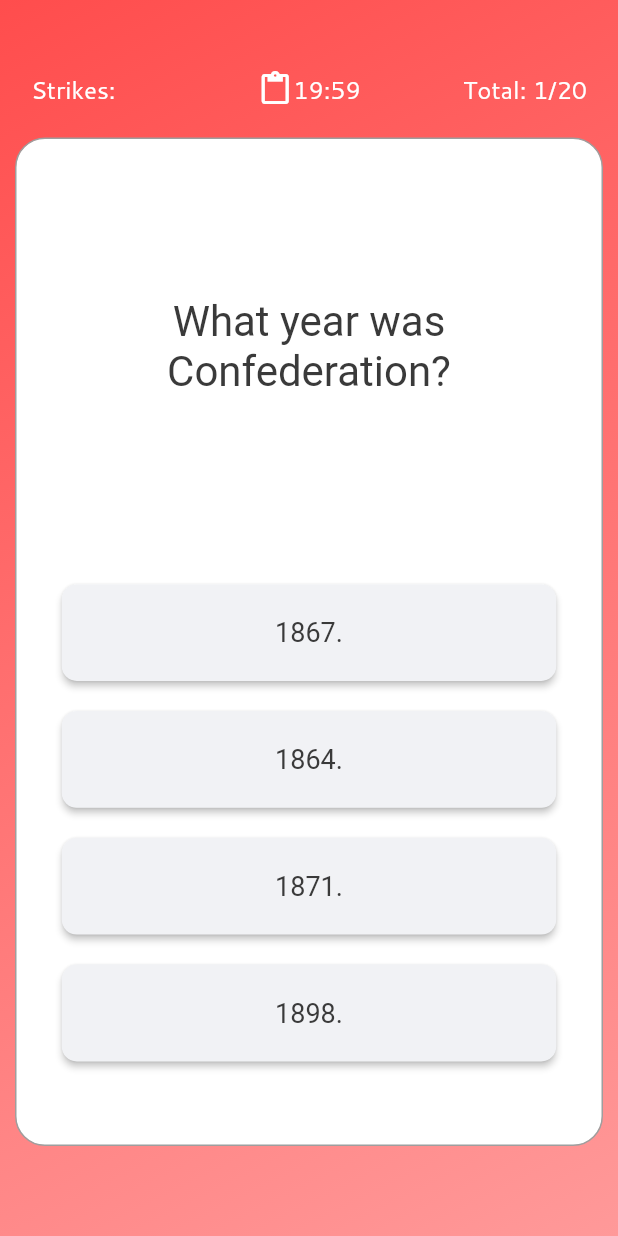
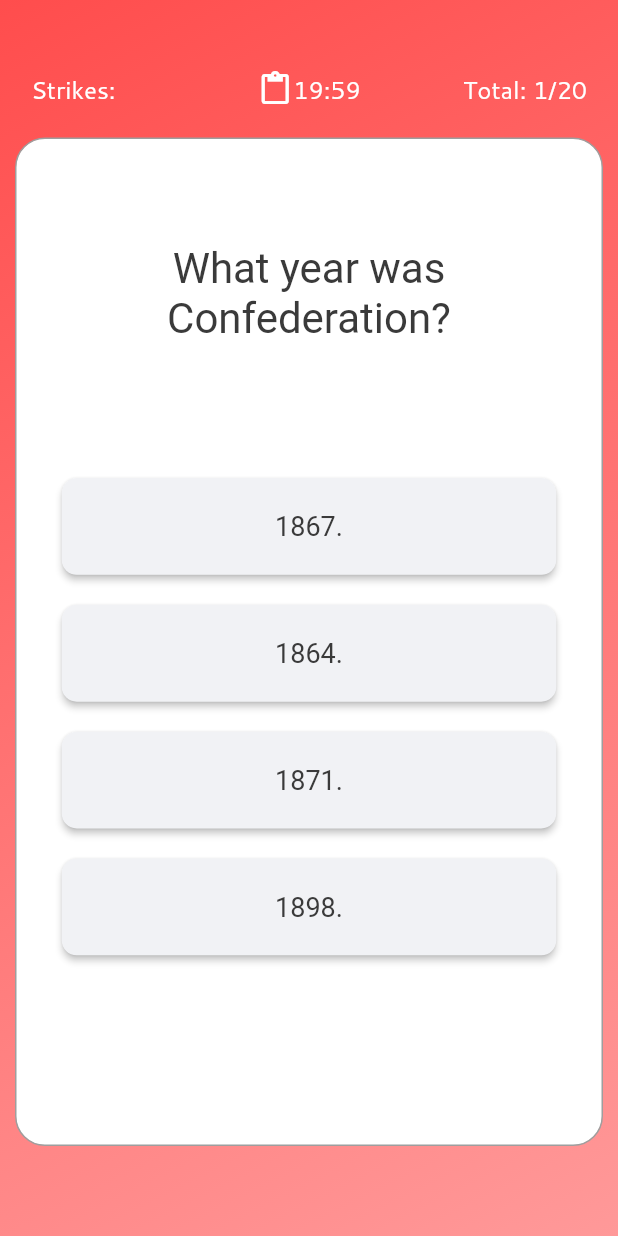
Before and after one commit to liangpeter08/quizlet, a Flutter app: the screen it shows after launch, after a tap on "Begin Test", on a phone screen of 412 x 824 dp. Run offline on Flutter 3.47's test engine with Material 2 defaults, Android fonts, the phone set to English and light mode, and no system bars; drawn by our look-alikes of auto_size_text; missing offline and left inert: firebase_admob; accounts and stored records are empty; Roboto replaces fonts that are missing (font2).

Commit message:
remove spacer

```diff
--- a/lib/util/answerbutton.dart
+++ b/lib/util/answerbutton.dart
@@ -88,7 +88,6 @@ class QandA extends StatelessWidget {
             child: Container(
                 margin: EdgeInsets.only(bottom: 20),
                 child: Column(children: <Widget>[
-                  Spacer(),
                   SizedBox(
                       width: MediaQuery.of(context).size.width * 90 / 100,
                       height: screenHeight * 0.25,
@@ -102,9 +101,7 @@ class QandA extends StatelessWidget {
                                   color: Color(0xFF3a3a3a),
                                   fontSize: TEXT_SIZE + 10),
                                   maxLines: 3,))),
-                  Spacer(),
-                  Column(children: questionAndAnswer),
-                  Spacer()
+                  Expanded(child: Column(children: questionAndAnswer)),
                 ]
                     // )
                     ))
```
